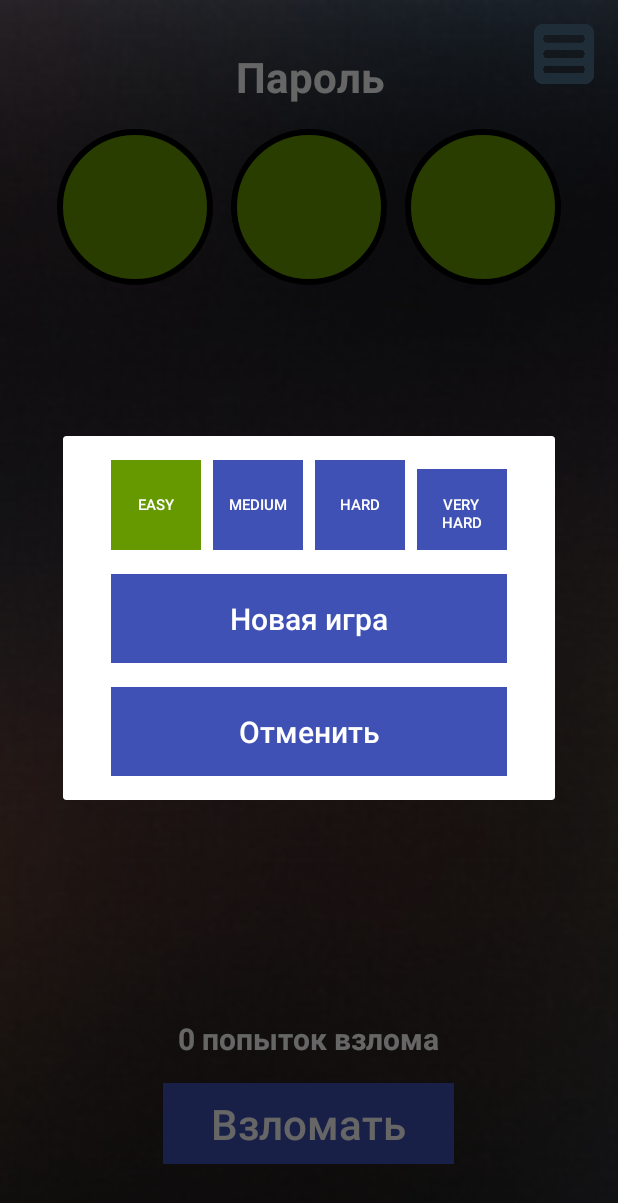
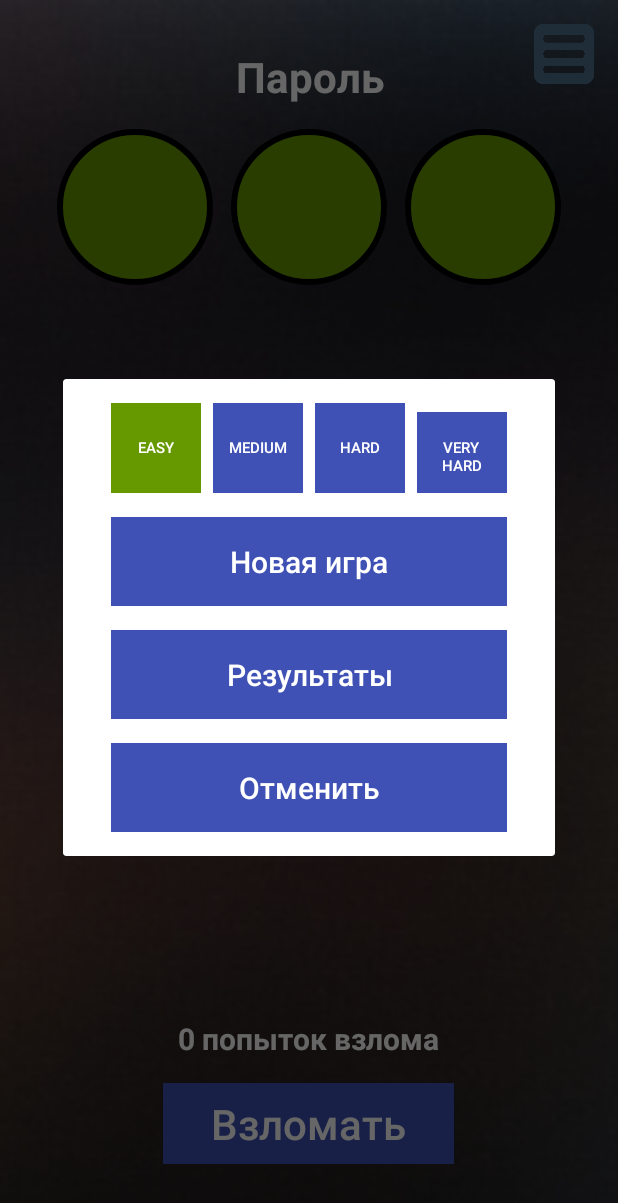
Before and after one commit to Teeeses/BreakPassword, an Android app: the screen it shows after launch (MainActivity), after a tap on an icon or button, on a phone screen of 412 x 824 dp. Shown: the top 1203 px of the screen. Run offline under Robolectric (Android 15) with nearby library versions, the phone set to English and light mode, and no system bars.

Commit message:
табличка результатов

```diff
--- a/BreakPassword/app/src/main/java/ru/explead/breakpassword/dialog/DialogMenu.java
+++ b/BreakPassword/app/src/main/java/ru/explead/breakpassword/dialog/DialogMenu.java
@@ -102,6 +102,15 @@ public class DialogMenu extends Dialog {
             }
         });
 
+        Button btnResults = (Button) findViewById(R.id.btnResults);
+        btnResults.setOnClickListener(new View.OnClickListener() {
+            @Override
+            public void onClick(View view) {
+                DialogResultGame dialog = new DialogResultGame(activity);
+                dialog.show();
+            }
+        });
+
         setBackgroundColor();
 
     }
--- a/BreakPassword/app/src/main/java/ru/explead/breakpassword/fragments/GameFragment.java
+++ b/BreakPassword/app/src/main/java/ru/explead/breakpassword/fragments/GameFragment.java
@@ -155,6 +155,7 @@ public class GameFragment extends Fragment {
 
             if(controller.getStatus() == controller.FINISH) {
                 showSnackBar(view, UtilsWinText.getWinText(controller.getLevel(), controller.getNumberAttempts()));
+                MainActivity.saveSettings(controller.getLevel(), controller.getNumberAttempts());
             }
         }
     };
--- a/BreakPassword/app/src/main/res/layout/dialog_menu.xml
+++ b/BreakPassword/app/src/main/res/layout/dialog_menu.xml
@@ -109,6 +109,25 @@
         android:orientation="vertical" >
 
         <Button
+            android:id="@+id/btnResults"
+            android:layout_width="match_parent"
+            android:layout_height="wrap_content"
+            android:textSize="@dimen/more_standard_text"
+            android:textColor="@android:color/white"
+            android:background="@color/colorPrimary"
+            android:textAllCaps="false"
+            android:padding="@dimen/standard_margin"
+            android:text="@string/results" />
+
+    </LinearLayout>
+
+    <LinearLayout
+        android:layout_width="match_parent"
+        android:layout_height="wrap_content"
+        android:layout_marginTop="@dimen/standard_margin"
+        android:orientation="vertical" >
+
+        <Button
             android:id="@+id/btnCancel"
             android:layout_width="match_parent"
             android:layout_height="wrap_content"
```
Also changed, not shown: BreakPassword/app/src/main/java/ru/explead/breakpassword/MainActivity.java (+34 -0 lines), BreakPassword/app/src/main/java/ru/explead/breakpassword/app/Utils.java (added, +15 -0 lines), BreakPassword/app/src/main/java/ru/explead/breakpassword/dialog/DialogResultGame.java (added, +69 -0 lines), BreakPassword/app/src/main/res/layout/dialog_result.xml (added, +52 -0 lines), BreakPassword/app/src/main/res/values/strings.xml (+12 -0 lines).
